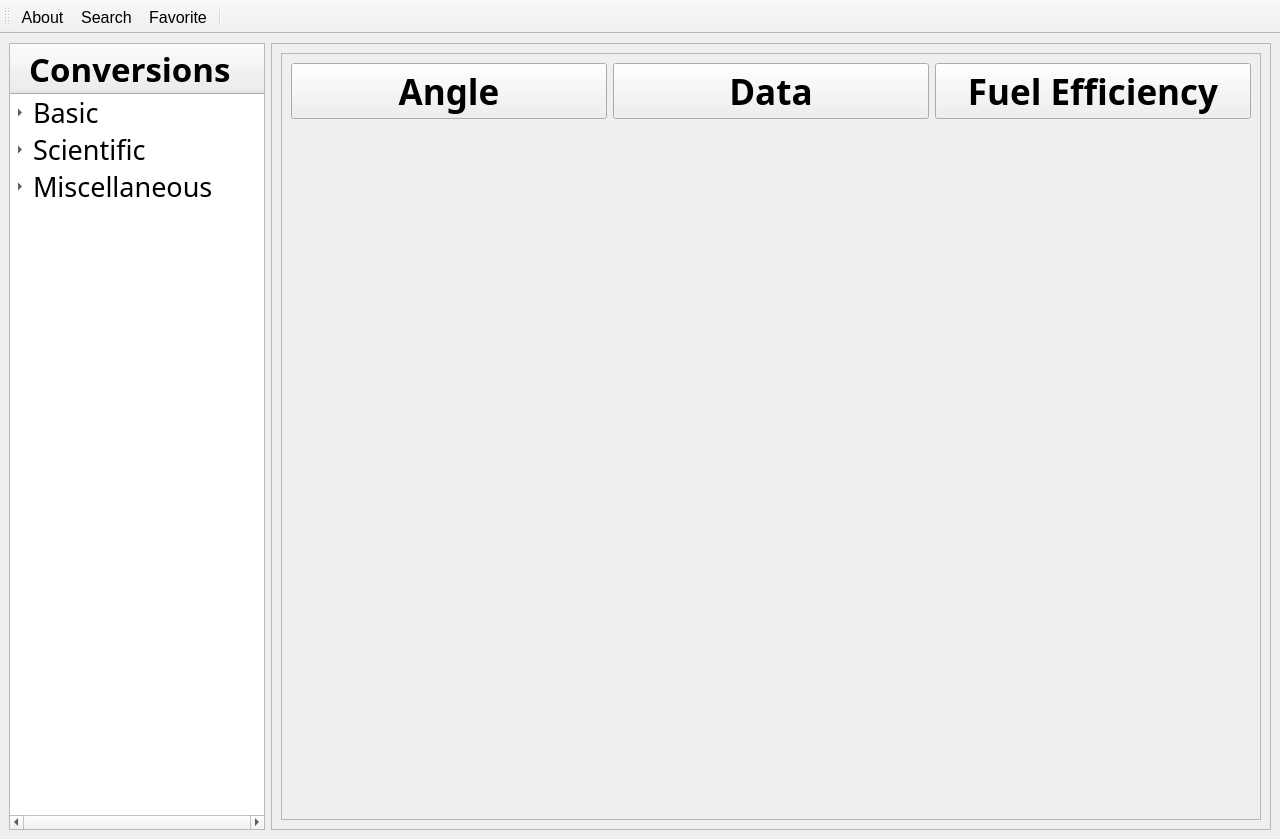
Above: mainwindow.ui from 30vam/cute-converter before the change. Below: the same form after it.
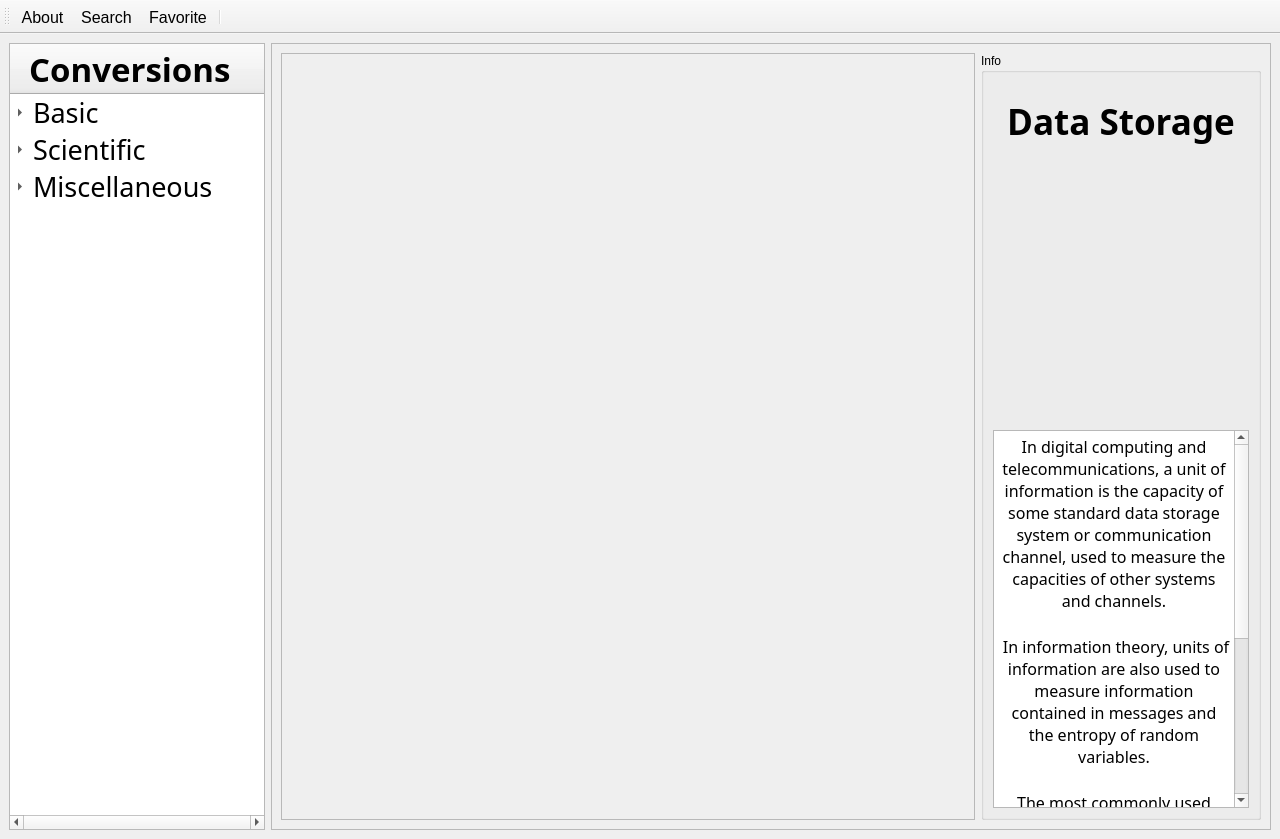
That is the form after the change. The open tabs and pages were chosen to show the change. Icons and pictures are not drawn.

Commit message: Added storage converter

```diff
--- a/mainwindow.ui
+++ b/mainwindow.ui
@@ -4886,7 +4886,7 @@
                <enum>Qt::StrongFocus</enum>
               </property>
               <property name="text">
-               <string>Data</string>
+               <string>Data Storage</string>
               </property>
               <property name="iconSize">
                <size>
@@ -5178,6 +5178,193 @@
         </item>
        </layout>
       </widget>
+      <widget class="QWidget" name="dataStorageWidget">
+       <layout class="QHBoxLayout" name="horizontalLayout_24" stretch="2,0">
+        <item>
+         <widget class="QScrollArea" name="dataStorageScrollArea">
+          <property name="sizePolicy">
+           <sizepolicy hsizetype="Expanding" vsizetype="Expanding">
+            <horstretch>0</horstretch>
+            <verstretch>0</verstretch>
+           </sizepolicy>
+          </property>
+          <property name="widgetResizable">
+           <bool>true</bool>
+          </property>
+          <widget class="QWidget" name="scrollAreaWidgetContents_24">
+           <property name="geometry">
+            <rect>
+             <x>0</x>
+             <y>0</y>
+             <width>696</width>
+             <height>678</height>
+            </rect>
+           </property>
+          </widget>
+         </widget>
+        </item>
+        <item>
+         <widget class="QGroupBox" name="dataStorageInfoGroupBox">
+          <property name="sizePolicy">
+           <sizepolicy hsizetype="Expanding" vsizetype="Expanding">
+            <horstretch>0</horstretch>
+            <verstretch>0</verstretch>
+           </sizepolicy>
+          </property>
+          <property name="title">
+           <string>Info</string>
+          </property>
+          <layout class="QVBoxLayout" name="verticalLayout_21">
+           <item>
+            <widget class="QLabel" name="dataStorageLabel">
+             <property name="sizePolicy">
+              <sizepolicy hsizetype="Minimum" vsizetype="Fixed">
+               <horstretch>0</horstretch>
+               <verstretch>0</verstretch>
+              </sizepolicy>
+             </property>
+             <property name="minimumSize">
+              <size>
+               <width>256</width>
+               <height>80</height>
+              </size>
+             </property>
+             <property name="maximumSize">
+              <size>
+               <width>16777215</width>
+               <height>80</height>
+              </size>
+             </property>
+             <property name="font">
+              <font>
+               <family>Aleo</family>
+               <pointsize>48</pointsize>
+               <italic>false</italic>
+               <bold>true</bold>
+               <underline>false</underline>
+               <strikeout>false</strikeout>
+              </font>
+             </property>
+             <property name="text">
+              <string>&lt;html&gt;&lt;head/&gt;&lt;body&gt;&lt;p&gt;&lt;span style=&quot; font-size:26pt;&quot;&gt;Data Storage&lt;/span&gt;&lt;/p&gt;&lt;/body&gt;&lt;/html&gt;</string>
+             </property>
+             <property name="textFormat">
+              <enum>Qt::AutoText</enum>
+             </property>
+             <property name="scaledContents">
+              <bool>false</bool>
+             </property>
+             <property name="alignment">
+              <set>Qt::AlignCenter</set>
+             </property>
+             <property name="wordWrap">
+              <bool>false</bool>
+             </property>
+            </widget>
+           </item>
+           <item>
+            <widget class="QLabel" name="dataStorageImageLabel">
+             <property name="sizePolicy">
+              <sizepolicy hsizetype="Fixed" vsizetype="Fixed">
+               <horstretch>0</horstretch>
+               <verstretch>0</verstretch>
+              </sizepolicy>
+             </property>
+             <property name="minimumSize">
+              <size>
+               <width>256</width>
+               <height>256</height>
+              </size>
+             </property>
+             <property name="maximumSize">
+              <size>
+               <width>256</width>
+               <height>256</height>
+              </size>
+             </property>
+             <property name="font">
+              <font>
+               <pointsize>20</pointsize>
+               <bold>false</bold>
+               <underline>false</underline>
+               <strikeout>false</strikeout>
+              </font>
+             </property>
+             <property name="text">
+              <string/>
+             </property>
+             <property name="textFormat">
+              <enum>Qt::AutoText</enum>
+             </property>
+             <property name="pixmap">
+              <pixmap resource="icons.qrc">:/icons/data_storage_icon.png</pixmap>
+             </property>
+             <property name="scaledContents">
+              <bool>true</bool>
+             </property>
+             <property name="wordWrap">
+              <bool>false</bool>
+             </property>
+            </widget>
+           </item>
+           <item>
+            <widget class="QTextBrowser" name="dataStorageTextBrowser">
+             <property name="sizePolicy">
+              <sizepolicy hsizetype="Expanding" vsizetype="Expanding">
+               <horstretch>0</horstretch>
+               <verstretch>0</verstretch>
+              </sizepolicy>
+             </property>
+             <property name="minimumSize">
+              <size>
+               <width>256</width>
+               <height>232</height>
+              </size>
+             </property>
+             <property name="maximumSize">
+              <size>
+               <width>16777215</width>
+               <height>16777215</height>
+              </size>
+             </property>
+             <property name="font">
+              <font>
+               <family>Aleo</family>
+               <pointsize>12</pointsize>
+              </font>
+             </property>
+             <property name="documentTitle">
+              <string/>
+             </property>
+             <property name="lineWrapMode">
+              <enum>QTextEdit::WidgetWidth</enum>
+             </property>
+             <property name="html">
+              <string>&lt;!DOCTYPE HTML PUBLIC &quot;-//W3C//DTD HTML 4.0//EN&quot; &quot;http://www.w3.org/TR/REC-html40/strict.dtd&quot;&gt;
+&lt;html&gt;&lt;head&gt;&lt;meta name=&quot;qrichtext&quot; content=&quot;1&quot; /&gt;&lt;meta charset=&quot;utf-8&quot; /&gt;&lt;style type=&quot;text/css&quot;&gt;
+p, li { white-space: pre-wrap; }
+hr { height: 1px; border-width: 0; }
+li.unchecked::marker { content: &quot;\2610&quot;; }
+li.checked::marker { content: &quot;\2612&quot;; }
+&lt;/style&gt;&lt;/head&gt;&lt;body style=&quot; font-family:'Aleo'; font-size:12pt; font-weight:400; font-style:normal;&quot;&gt;
+&lt;p align=&quot;center&quot; style=&quot; margin-top:0px; margin-bottom:0px; margin-left:0px; margin-right:0px; -qt-block-indent:0; text-indent:0px;&quot;&gt;In digital computing and telecommunications, a unit of information is the capacity of some standard data storage system or communication channel, used to measure the capacities of other systems and channels.&lt;/p&gt;
+&lt;p align=&quot;center&quot; style=&quot;-qt-paragraph-type:empty; margin-top:0px; margin-bottom:0px; margin-left:0px; margin-right:0px; -qt-block-indent:0; text-indent:0px;&quot;&gt;&lt;br /&gt;&lt;/p&gt;
+&lt;p align=&quot;center&quot; style=&quot; margin-top:0px; margin-bottom:0px; margin-left:0px; margin-right:0px; -qt-block-indent:0; text-indent:0px;&quot;&gt; In information theory, units of information are also used to measure information contained in messages and the entropy of random variables.&lt;/p&gt;
+&lt;p align=&quot;center&quot; style=&quot;-qt-paragraph-type:empty; margin-top:0px; margin-bottom:0px; margin-left:0px; margin-right:0px; -qt-block-indent:0; text-indent:0px;&quot;&gt;&lt;br /&gt;&lt;/p&gt;
+&lt;p align=&quot;center&quot; style=&quot; margin-top:0px; margin-bottom:0px; margin-left:0px; margin-right:0px; -qt-block-indent:0; text-indent:0px;&quot;&gt;The most commonly used units of data storage capacity are the bit, the capacity of a system that has only two states, and the byte (or octet), which is equivalent to eight bits. &lt;/p&gt;
+&lt;p align=&quot;center&quot; style=&quot;-qt-paragraph-type:empty; margin-top:0px; margin-bottom:0px; margin-left:0px; margin-right:0px; -qt-block-indent:0; text-indent:0px;&quot;&gt;&lt;br /&gt;&lt;/p&gt;
+&lt;p align=&quot;center&quot; style=&quot; margin-top:0px; margin-bottom:0px; margin-left:0px; margin-right:0px; -qt-block-indent:0; text-indent:0px;&quot;&gt;Multiples of these units can be formed from these with the SI prefixes (power-of-ten prefixes) or the newer IEC binary prefixes (power-of-two prefixes).&lt;/p&gt;&lt;/body&gt;&lt;/html&gt;</string>
+             </property>
+             <property name="openLinks">
+              <bool>false</bool>
+             </property>
+            </widget>
+           </item>
+          </layout>
+         </widget>
+        </item>
+       </layout>
+      </widget>
      </widget>
     </item>
    </layout>
```
Left out of the diff: 88 changed lines with no effect on the pictures. The commit also changes 8 other files.
